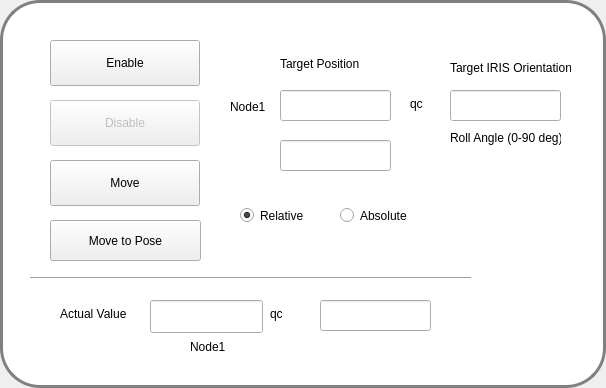
The window that iriscontrol.ui (bcjiang/IRIScontrol) describes before a commit, drawn with Qt 5.
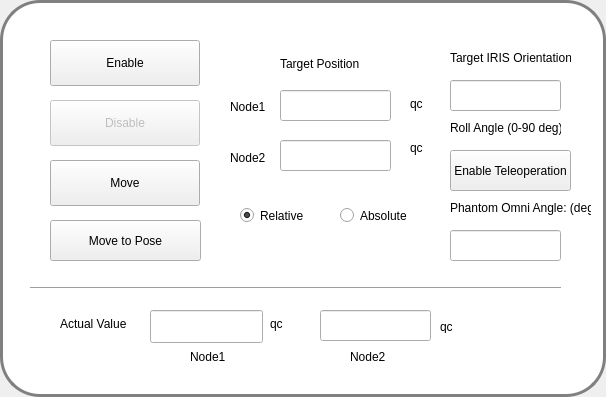
The same window after the commit.

Commit message: Enabled reading current joint angle of Phantom Omni

Diff of the .ui file:
```diff
--- a/iriscontrol.ui
+++ b/iriscontrol.ui
@@ -7,7 +7,7 @@
     <x>0</x>
     <y>0</y>
     <width>606</width>
-    <height>388</height>
+    <height>397</height>
    </rect>
   </property>
   <property name="windowTitle">
@@ -133,8 +133,8 @@
     <property name="geometry">
      <rect>
       <x>30</x>
-      <y>270</y>
-      <width>441</width>
+      <y>280</y>
+      <width>531</width>
       <height>16</height>
      </rect>
     </property>
@@ -146,7 +146,7 @@
     <property name="geometry">
      <rect>
       <x>60</x>
-      <y>300</y>
+      <y>310</y>
       <width>121</width>
       <height>27</height>
      </rect>
@@ -162,7 +162,7 @@
     <property name="geometry">
      <rect>
       <x>150</x>
-      <y>300</y>
+      <y>310</y>
       <width>113</width>
       <height>33</height>
      </rect>
@@ -172,7 +172,7 @@
     <property name="geometry">
      <rect>
       <x>270</x>
-      <y>300</y>
+      <y>310</y>
       <width>21</width>
       <height>27</height>
      </rect>
@@ -198,7 +198,7 @@
     <property name="geometry">
      <rect>
       <x>190</x>
-      <y>340</y>
+      <y>350</y>
       <width>46</width>
       <height>13</height>
      </rect>
@@ -221,7 +221,7 @@
     <property name="geometry">
      <rect>
       <x>320</x>
-      <y>300</y>
+      <y>310</y>
       <width>111</width>
       <height>31</height>
      </rect>
@@ -231,7 +231,7 @@
     <property name="geometry">
      <rect>
       <x>450</x>
-      <y>90</y>
+      <y>80</y>
       <width>111</width>
       <height>31</height>
      </rect>
@@ -241,7 +241,7 @@
     <property name="geometry">
      <rect>
       <x>450</x>
-      <y>60</y>
+      <y>50</y>
       <width>121</width>
       <height>16</height>
      </rect>
@@ -254,7 +254,7 @@
     <property name="geometry">
      <rect>
       <x>450</x>
-      <y>130</y>
+      <y>120</y>
       <width>111</width>
       <height>16</height>
      </rect>
@@ -276,6 +276,94 @@
      <string>Move to Pose</string>
     </property>
    </widget>
+   <widget class="QPushButton" name="pBtnEnableTeleop">
+    <property name="geometry">
+     <rect>
+      <x>450</x>
+      <y>150</y>
+      <width>121</width>
+      <height>41</height>
+     </rect>
+    </property>
+    <property name="text">
+     <string>Enable Teleoperation</string>
+    </property>
+   </widget>
+   <widget class="QLineEdit" name="eMasterPosition">
+    <property name="geometry">
+     <rect>
+      <x>450</x>
+      <y>230</y>
+      <width>111</width>
+      <height>31</height>
+     </rect>
+    </property>
+   </widget>
+   <widget class="QLabel" name="label_8">
+    <property name="geometry">
+     <rect>
+      <x>450</x>
+      <y>200</y>
+      <width>141</width>
+      <height>16</height>
+     </rect>
+    </property>
+    <property name="text">
+     <string>Phantom Omni Angle: (deg)</string>
+    </property>
+   </widget>
+   <widget class="QLabel" name="label_10">
+    <property name="geometry">
+     <rect>
+      <x>230</x>
+      <y>150</y>
+      <width>41</width>
+      <height>16</height>
+     </rect>
+    </property>
+    <property name="text">
+     <string>Node2</string>
+    </property>
+   </widget>
+   <widget class="QLabel" name="label_11">
+    <property name="geometry">
+     <rect>
+      <x>410</x>
+      <y>140</y>
+      <width>31</width>
+      <height>16</height>
+     </rect>
+    </property>
+    <property name="text">
+     <string>qc</string>
+    </property>
+   </widget>
+   <widget class="QLabel" name="label_13">
+    <property name="geometry">
+     <rect>
+      <x>350</x>
+      <y>350</y>
+      <width>46</width>
+      <height>13</height>
+     </rect>
+    </property>
+    <property name="text">
+     <string>Node2</string>
+    </property>
+   </widget>
+   <widget class="QLabel" name="label_14">
+    <property name="geometry">
+     <rect>
+      <x>440</x>
+      <y>320</y>
+      <width>46</width>
+      <height>13</height>
+     </rect>
+    </property>
+    <property name="text">
+     <string>qc</string>
+    </property>
+   </widget>
   </widget>
   <widget class="QMenuBar" name="menuBar">
    <property name="geometry">
```
The commit also changes 3 other files.
